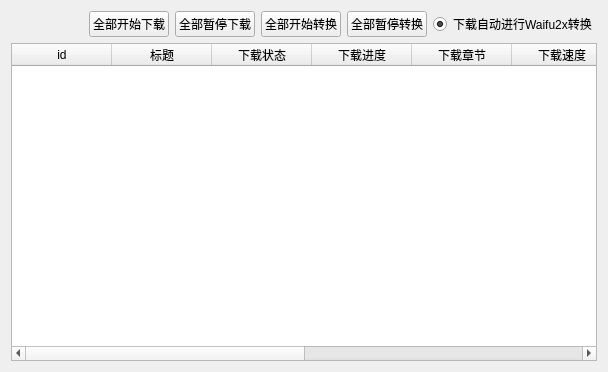
This is ui/ui_download.ui in tonquer/JMComic-qt as Qt 5 draws it before an edit. The edited form follows.
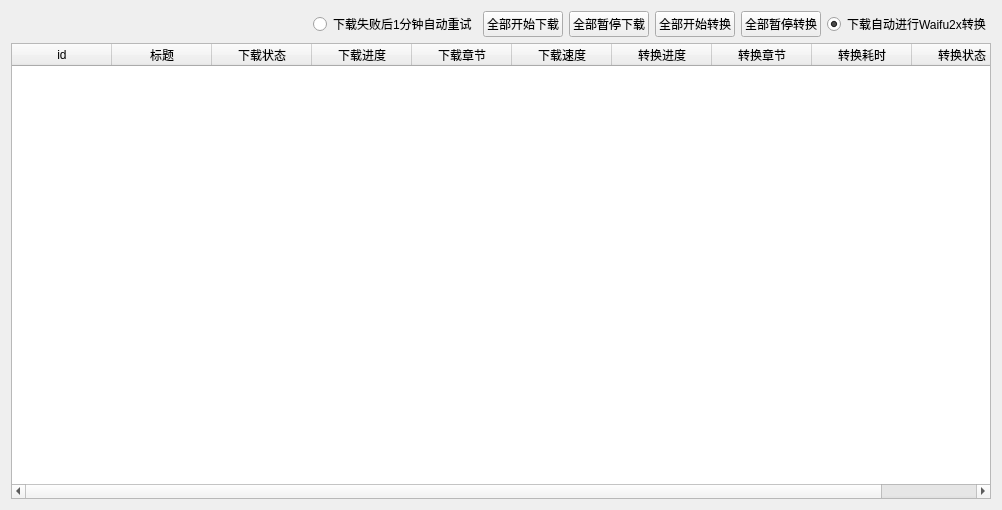
This is the edited form.

```diff
--- a/ui/ui_download.ui
+++ b/ui/ui_download.ui
@@ -6,8 +6,8 @@
    <rect>
     <x>0</x>
     <y>0</y>
-    <width>608</width>
-    <height>372</height>
+    <width>1002</width>
+    <height>510</height>
    </rect>
   </property>
   <property name="windowTitle">
@@ -31,6 +31,13 @@
          </property>
         </spacer>
        </item>
+       <item>
+        <widget class="QRadioButton" name="redownloadRadio">
+         <property name="text">
+          <string>下载失败后1分钟自动重试</string>
+         </property>
+        </widget>
+       </item>
        <item>
         <widget class="QPushButton" name="pushButton">
          <property name="text">
```
